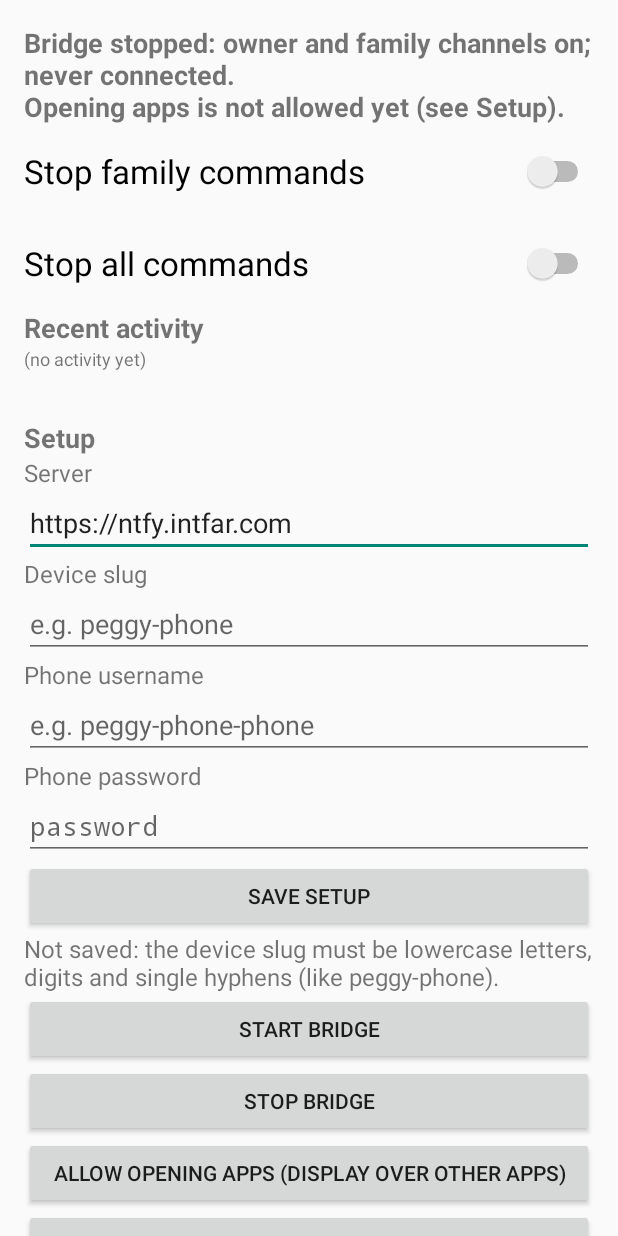
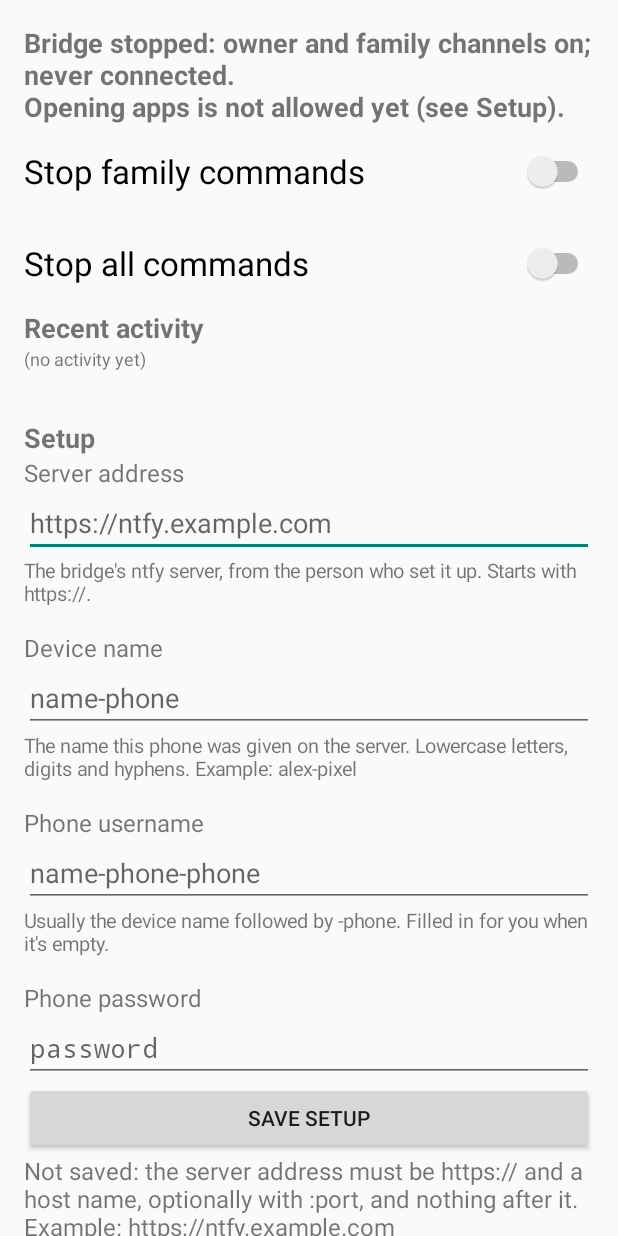
Before and after one commit to cmeans/muse-android-bridge, an Android app: the screen it shows after launch (MainActivity), after a tap on "SAVE SETUP", on a phone screen of 412 x 824 dp. Run offline under Robolectric (Android 15) with nearby library versions, the phone set to English and light mode, and no system bars.

Commit message:
Pre-QA r6 fixes: debug emulator HTTP, torn dedup lines, setup screen, ring lock
- isValidServer: debug builds also accept http://10.0.2.2[:port], the
  one plain-HTTP host src/debug allows (the emulator's local ntfy tests
  broke on the https-only check). Ports must be 1-65535; Save lowercases
  the server first.
- FileSeenStore: a cut-off last line (killed process, full disk) gets
  its newline before the next append, so it can't swallow the next ID.
  Tests now pin append vs rewrite and the read error count.
- Setup screen: visible labels (Server address, Device name, Phone
  username) with an always-visible helper line under each, the pattern
  only as the hint, neutral examples, and the username filled in as
  <device>-phone when it's empty. No server is pre-filled.
- The ring's play check waits outside the service lock; its doc says it
  checks the player, not audibility.
- After an app update the bridge restarts only if it was running, so a
  stopped bridge stays stopped.

Co-Authored-By: Claude Opus 5.5 <noreply@anthropic.com>

```diff
--- a/app/android/app/src/main/java/org/intfar/mabridge/Config.kt
+++ b/app/android/app/src/main/java/org/intfar/mabridge/Config.kt
@@ -2,6 +2,7 @@ package org.intfar.mabridge
 
 import android.content.Context
 import android.content.SharedPreferences
+import android.content.pm.ApplicationInfo
 import org.intfar.mabridge.protocol.isValidServer
 import org.intfar.mabridge.protocol.isValidSlug
 
@@ -13,7 +14,7 @@ object Config {
         ctx.getSharedPreferences(PREFS, Context.MODE_PRIVATE)
 
     fun server(ctx: Context): String =
-        prefs(ctx).getString("server", "https://ntfy.intfar.com")!!.trimEnd('/')
+        prefs(ctx).getString("server", "")!!.trimEnd('/')
 
     fun deviceSlug(ctx: Context): String =
         prefs(ctx).getString("slug", "")!!
@@ -26,10 +27,14 @@ object Config {
     fun stopAll(ctx: Context) = prefs(ctx).getBoolean("stop_all", false)
     fun stopFamily(ctx: Context) = prefs(ctx).getBoolean("stop_family", false)
 
+    /** A debug build, whose network config also allows plain HTTP to the emulator's host. */
+    fun isDebugBuild(ctx: Context): Boolean =
+        (ctx.applicationInfo.flags and ApplicationInfo.FLAG_DEBUGGABLE) != 0
+
     /** Setup fields still empty or invalid; the service doesn't start until this is empty. */
     fun missingSetup(ctx: Context): List<String> = buildList {
-        if (!isValidServer(server(ctx))) add("server (https://host)")
-        if (!isValidSlug(deviceSlug(ctx))) add("device slug")
+        if (!isValidServer(server(ctx), isDebugBuild(ctx))) add("server address")
+        if (!isValidSlug(deviceSlug(ctx))) add("device name")
         if (username(ctx).isBlank()) add("username")
         if (!CredentialStore(ctx).isSet()) add("password")
     }
--- a/app/android/app/src/main/java/org/intfar/mabridge/MainActivity.kt
+++ b/app/android/app/src/main/java/org/intfar/mabridge/MainActivity.kt
@@ -68,17 +68,30 @@ class MainActivity : Activity() {
 
         // ---- setup (for the helper) ----
         root.addView(label("Setup", 18f, bold = true).apply { setPadding(0, pad * 2, 0, 0) })
-        fun field(key: String, hint: String, default: String = "") = EditText(this).apply {
+        fun field(key: String, hint: String) = EditText(this).apply {
             this.hint = hint
             inputType = InputType.TYPE_CLASS_TEXT or InputType.TYPE_TEXT_VARIATION_URI
-            setText(prefs.getString(key, default) ?: default)
+            setText(prefs.getString(key, "") ?: "")
         }
-        root.addView(label("Server"))
-        val server = field("server", "https://ntfy.example.com", "https://ntfy.intfar.com").also { root.addView(it) }
-        root.addView(label("Device slug"))
-        val slug = field("slug", "e.g. peggy-phone").also { root.addView(it) }
+        // A visible label above each field and a helper line below it: the hint
+        // inside the field disappears as soon as someone types, so it only shows
+        // the pattern, and the helper line carries the instructions.
+        fun helper(text: String) = label(text, 13f).apply { setPadding(0, 0, 0, pad) }
+        root.addView(label("Server address"))
+        val server = field("server", "https://ntfy.example.com").also { root.addView(it) }
+        root.addView(helper("The bridge's ntfy server, from the person who set it up. Starts with https://."))
+        root.addView(label("Device name"))
+        val slug = field("slug", "name-phone").also { root.addView(it) }
+        root.addView(helper("The name this phone was given on the server. Lowercase letters, digits and hyphens. Example: alex-pixel"))
         root.addView(label("Phone username"))
-        val user = field("username", "e.g. peggy-phone-phone").also { root.addView(it) }
+        val user = field("username", "name-phone-phone").also { root.addView(it) }
+        root.addView(helper("Usually the device name followed by -phone. Filled in for you when it's empty."))
+        // PROTOCOL §3 names the phone's user <device>-phone, so offer that once the
+        // device name is typed, without overwriting anything the helper entered.
+        slug.setOnFocusChangeListener { _, hasFocus ->
+            val typed = slug.text.toString().trim()
+            if (!hasFocus && user.text.isBlank() && isValidSlug(typed)) user.setText("$typed-phone")
+        }
 
         val creds = CredentialStore(this)
         root.addView(label("Phone password"))
@@ -93,14 +106,14 @@ class MainActivity : Activity() {
         root.addView(Button(this).apply {
             text = "Save setup"
             setOnClickListener {
-                val serverText = server.text.toString().trim()
-                if (!isValidServer(serverText)) {
-                    setupResult.text = "Not saved: the server must be https:// and a host name, with nothing after it (like https://ntfy.example.com)."
+                val serverText = server.text.toString().trim().lowercase()
+                if (!isValidServer(serverText, Config.isDebugBuild(this@MainActivity))) {
+                    setupResult.text = "Not saved: the server address must be https:// and a host name, optionally with :port, and nothing after it. Example: https://ntfy.example.com"
                     return@setOnClickListener
                 }
                 val slugText = slug.text.toString().trim()
                 if (!isValidSlug(slugText)) {
-                    setupResult.text = "Not saved: the device slug must be lowercase letters, digits and single hyphens (like peggy-phone)."
+                    setupResult.text = "Not saved: the device name must be lowercase letters and digits, joined by single hyphens. Example: alex-pixel"
                     return@setOnClickListener
                 }
                 prefs.edit()
@@ -126,7 +139,7 @@ class MainActivity : Activity() {
             setOnClickListener {
                 val missing = Config.missingSetup(this@MainActivity)
                 if (missing.isNotEmpty()) {
-                    setupResult.text = "Can't start: missing ${missing.joinToString(", ")}."
+                    setupResult.text = "Can't start: missing or invalid ${missing.joinToString(", ")}."
                     return@setOnClickListener
                 }
                 requestNotificationPermission()
--- a/app/android/app/src/main/java/org/intfar/mabridge/protocol/Channel.kt
+++ b/app/android/app/src/main/java/org/intfar/mabridge/protocol/Channel.kt
@@ -17,14 +17,22 @@ fun isValidSlug(slug: String): Boolean =
     slug.length <= 40 && Regex("[a-z0-9]+(-[a-z0-9]+)*").matches(slug)
 
 /**
- * An ntfy server the bridge can subscribe to: `https://` plus a host (and an
- * optional port), with nothing after it but an optional `/`. Release builds are
- * HTTPS only, and a path, query or user part would be glued in front of the
- * topic list in the subscribe URL.
+ * An ntfy server the bridge can subscribe to: `https://` plus a lowercase host
+ * and an optional port (1-65535), with nothing after it but an optional `/`.
+ * Release builds are HTTPS only, and a path, query or user part would be glued
+ * in front of the topic list in the subscribe URL. With [allowEmulatorHttp]
+ * (debug builds), `http://10.0.2.2` with an optional port is also accepted:
+ * the only plain-HTTP host src/debug's network config allows.
  */
-fun isValidServer(server: String): Boolean =
-    Regex("""https://[a-z0-9]([a-z0-9-]*[a-z0-9])?(\.[a-z0-9]([a-z0-9-]*[a-z0-9])?)*(:[0-9]{1,5})?/?""")
-        .matches(server)
+fun isValidServer(server: String, allowEmulatorHttp: Boolean = false): Boolean {
+    val m = SERVER.matchEntire(server) ?: return false
+    val (scheme, host, port) = m.destructured
+    if (port.isNotEmpty() && port.toInt() !in 1..65535) return false
+    return scheme == "https" || (allowEmulatorHttp && scheme == "http" && host == "10.0.2.2")
+}
+
+private val SERVER =
+    Regex("""(https?)://([a-z0-9](?:[a-z0-9-]*[a-z0-9])?(?:\.[a-z0-9](?:[a-z0-9-]*[a-z0-9])?)*)(?::([0-9]{1,5}))?/?""")
 
 /** The channel a command topic belongs to, or null for any other topic (§5). */
 fun channelForTopic(topic: String, slug: String): Channel? =
```
Also changed, not shown: app/android/app/src/main/java/org/intfar/mabridge/BootReceiver.kt (+11 -4 lines), app/android/app/src/main/java/org/intfar/mabridge/BridgeService.kt (+26 -13 lines), app/android/app/src/main/java/org/intfar/mabridge/FileSeenStore.kt (+11 -1 lines), 2 other files.
